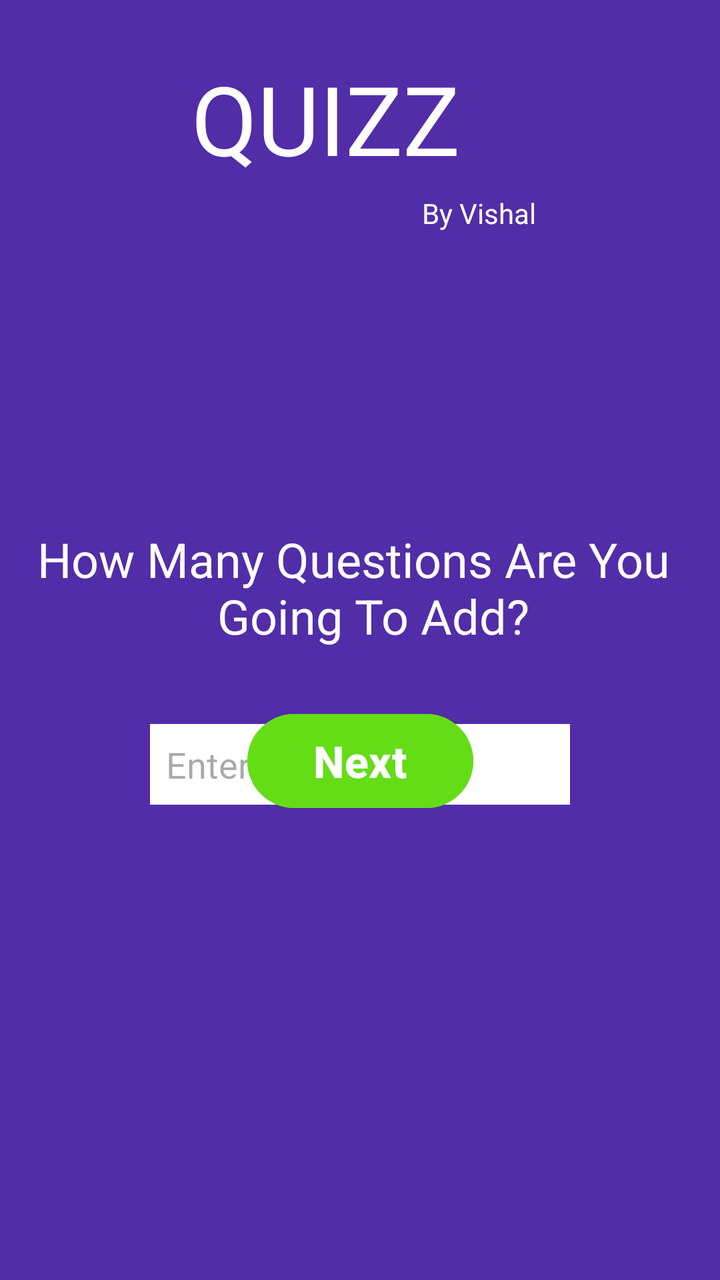
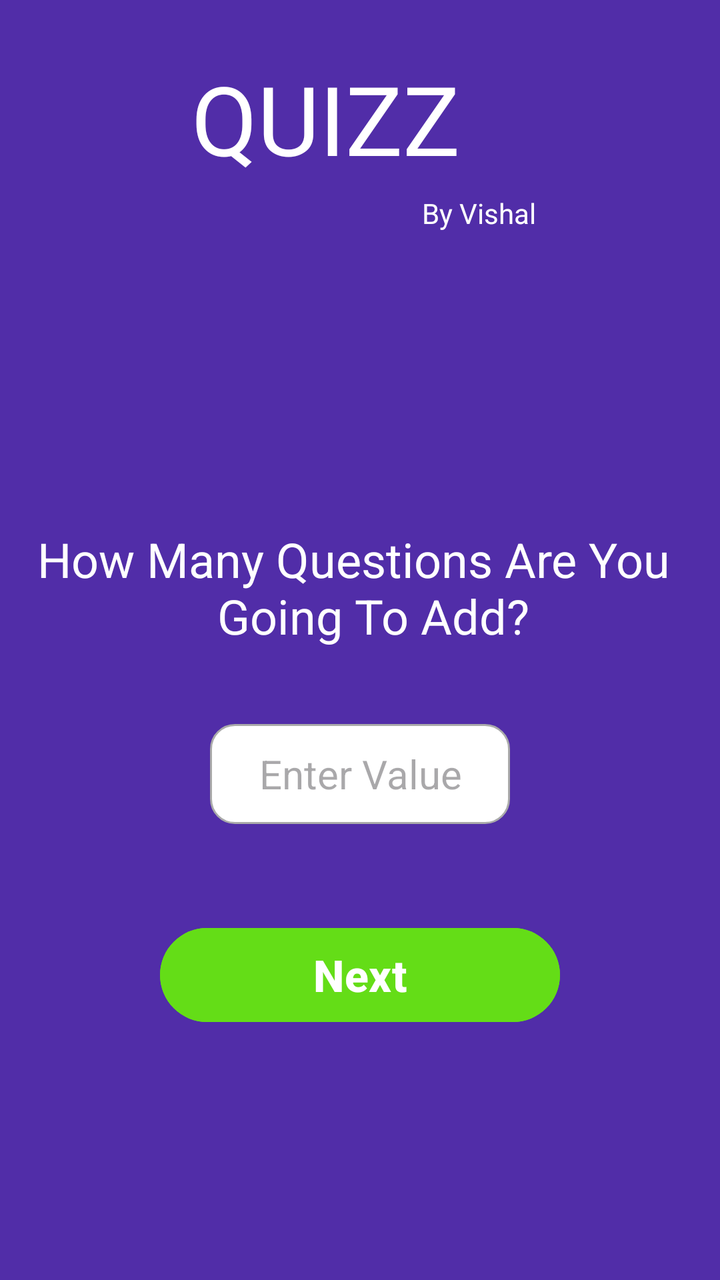

Before-and-after screenshots of an Android layout around one commit, followed by the original layout XML and the change that was made.
<!-- AndroidManifest.xml: application theme Theme.Quizz -->
<!-- res/layout/create_quiz.xml -->
<?xml version="1.0" encoding="utf-8"?>
<androidx.constraintlayout.widget.ConstraintLayout xmlns:android="http://schemas.android.com/apk/res/android"
    xmlns:app="http://schemas.android.com/apk/res-auto"
    xmlns:tools="http://schemas.android.com/tools"
    android:id="@+id/main"
    android:layout_width="match_parent"
    android:layout_height="match_parent"
    android:background="#512DA8"
    tools:context=".Create_quiz">

    <TextView
        android:id="@+id/textView"
        android:layout_width="wrap_content"
        android:layout_height="wrap_content"
        android:layout_marginTop="27dp"
        android:layout_marginEnd="38dp"
        android:fontFamily="@font/agbalumo"
        android:text="QUIZZ"
        android:textColor="#FFFF"
        android:textSize="48sp"
        app:layout_constraintEnd_toEndOf="@+id/textView2"
        app:layout_constraintTop_toTopOf="parent" />

    <TextView
        android:id="@+id/textView2"
        android:layout_width="wrap_content"
        android:layout_height="wrap_content"
        android:layout_marginTop="70dp"
        android:layout_marginEnd="92dp"
        android:text="By Vishal"
        android:textColor="#FFFF"
        app:layout_constraintEnd_toEndOf="parent"
        app:layout_constraintTop_toTopOf="@+id/textView" />

    <EditText
        android:id="@+id/T_ques"
        android:layout_width="wrap_content"
        android:layout_height="wrap_content"
        android:layout_marginTop="38dp"
        android:background="#FFFF"
        android:ems="10"
        android:hint="Enter Value"
        android:inputType="number"
        android:padding="8dp"
        android:textColor="#000000"
        app:layout_constraintEnd_toEndOf="parent"
        app:layout_constraintStart_toStartOf="parent"
        app:layout_constraintTop_toBottomOf="@+id/TotalQView" />

    <TextView
        android:id="@+id/TotalQView"
        android:layout_width="wrap_content"
        android:layout_height="wrap_content"
        android:layout_marginTop="172dp"
        android:text="How Many Questions Are You \n               Going To Add?"
        android:textColor="#FFFF"
        android:textSize="24sp"
        app:layout_constraintEnd_toEndOf="parent"
        app:layout_constraintStart_toStartOf="parent"
        app:layout_constraintTop_toBottomOf="@+id/textView" />

    <Button
        android:id="@+id/next"
        android:layout_width="113dp"
        android:layout_height="55dp"
        android:layout_gravity="center"
        android:layout_marginBottom="232dp"
        android:backgroundTint="#64DD17"
        android:text="Next"
        android:textSize="22dp"
        android:textStyle="bold"
        app:layout_constraintBottom_toBottomOf="parent"
        app:layout_constraintEnd_toEndOf="parent"
        app:layout_constraintStart_toStartOf="parent" />


</androidx.constraintlayout.widget.ConstraintLayout>
<!-- resources referenced by this layout -->
<resources>
  <style name="Theme.Quizz" parent="Base.Theme.Quizz" />
  <style name="Base.Theme.Quizz" parent="Theme.Material3.DayNight.NoActionBar">
          
          
      </style>
</resources>

<!-- the commit's change to res/layout/create_quiz.xml (unified diff, before → after) -->
@@ -34,14 +34,15 @@
 
     <EditText
         android:id="@+id/T_ques"
-        android:layout_width="wrap_content"
-        android:layout_height="wrap_content"
+        android:layout_width="150dp"
+        android:layout_height="50dp"
         android:layout_marginTop="38dp"
-        android:background="#FFFF"
-        android:ems="10"
+        android:background="@drawable/edittext_design"
         android:hint="Enter Value"
+        android:textAlignment="center"
         android:inputType="number"
-        android:padding="8dp"
+        android:textSize="20sp"
+        android:padding="5dp"
         android:textColor="#000000"
         app:layout_constraintEnd_toEndOf="parent"
         app:layout_constraintStart_toStartOf="parent"
@@ -61,17 +62,19 @@
 
     <Button
         android:id="@+id/next"
-        android:layout_width="113dp"
+        android:layout_width="200dp"
         android:layout_height="55dp"
         android:layout_gravity="center"
-        android:layout_marginBottom="232dp"
+        android:layout_marginTop="48dp"
         android:backgroundTint="#64DD17"
+        android:elevation="8dp"
         android:text="Next"
+        android:textColor="@color/white"
         android:textSize="22dp"
         android:textStyle="bold"
-        app:layout_constraintBottom_toBottomOf="parent"
         app:layout_constraintEnd_toEndOf="parent"
-        app:layout_constraintStart_toStartOf="parent" />
+        app:layout_constraintStart_toStartOf="parent"
+        app:layout_constraintTop_toBottomOf="@+id/T_ques" />
 
 
 </androidx.constraintlayout.widget.ConstraintLayout>
<!-- resource entries referenced after the edit -->
@@ -1,5 +1,17 @@
 <!-- resources referenced by this layout -->
 <resources>
+  <color name="white">#FFFFFFFF</color>
+  <!-- drawable edittext_design (drawable) -->
+  <?xml version="1.0" encoding="utf-8"?>
+  <shape xmlns:android="http://schemas.android.com/apk/res/android"
+      android:shape="rectangle">
+  
+      <solid android:color="#FFFFFF" />
+      <stroke
+          android:width="1dp"
+          android:color="#AAAAAA" />
+      <corners android:radius="12dp" />
+  </shape>
   <style name="Theme.Quizz" parent="Base.Theme.Quizz" />
   <style name="Base.Theme.Quizz" parent="Theme.Material3.DayNight.NoActionBar">
           
